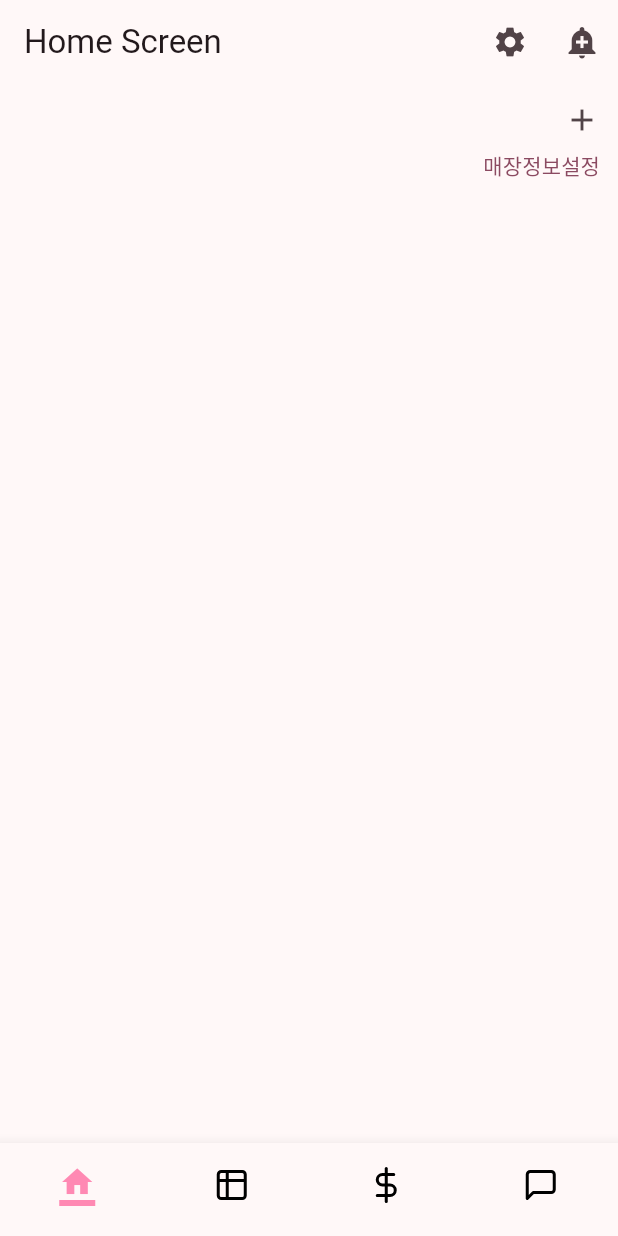
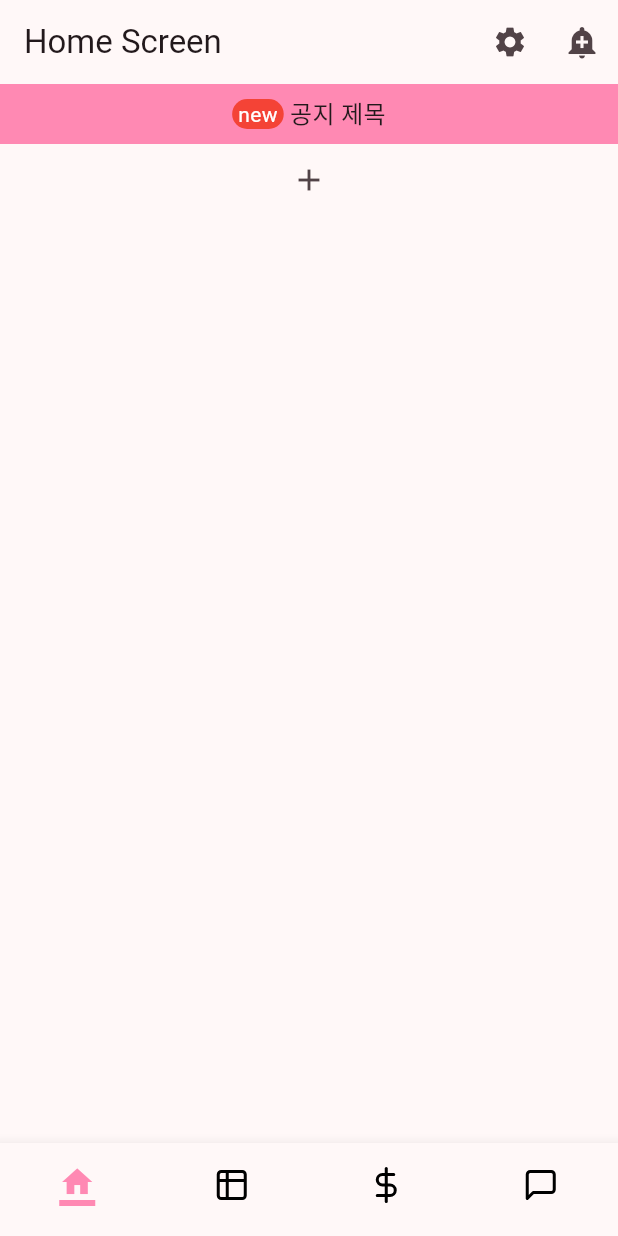
Before and after one commit to Team-BBUL/parttime-scheduler-front-employee, a Flutter app: the screen it shows after launch, on a phone screen of 412 x 824 dp. Run offline on Flutter 3.47's test engine with Material 2 defaults, Android fonts, the phone set to English and light mode, and no system bars; our stand-ins replace flutter_layout_grid, flutter_svg.

Commit message:
근무 불가능 시간 버튼 등록

```diff
--- a/lib/view/home.dart
+++ b/lib/view/home.dart
@@ -1,10 +1,46 @@
 import 'package:flutter/material.dart';
-import 'package:sidam_employee/view/announcement.dart';
 import 'package:sidam_employee/view/announcement_page.dart';
+import 'package:sidam_employee/view/impossible_schedule_page.dart';
 import 'package:sidam_employee/view/setting.dart';
 
-class HomeScreen extends StatelessWidget{
+import '../data/model/appColor.dart';
+
+class HomeScreen extends StatefulWidget{
   const HomeScreen({super.key});
+
+  @override
+  State<StatefulWidget> createState() => _HomeScreenState();
+
+
+}
+
+class _HomeScreenState extends State<HomeScreen>{
+
+  late final String _userName; // 접속 중인 사용자의 이름 UserRole:alias
+  late final String _storeName; // store:name
+  String annoTitle = "공지 제목"; // anno
+
+  AppColor color = AppColor();
+
+  late final double _annoHeight;
+  late final double _newPad;
+
+  @override
+  void initState() {
+    super.initState();
+    // 여기서 데이터 가져와야
+
+    _userName = "000님"; // userName 가져오기 (json)
+
+    _storeName = "가게이름"; // storeName 가져오기 (json)
+
+    // _annoTitle 가져오기 (api)
+
+    // 크기 관련 변수 지정
+    _annoHeight = 40;
+    _newPad = 4;
+  }
+
 
   @override
   Widget build(BuildContext context) {
@@ -46,32 +82,72 @@ class HomeScreen extends StatelessWidget{
       ),
       body: Stack(
         children: [
-          Positioned(
-            top: 0,
-            right: 0,
-            child: IconButton(
-              icon: Icon(Icons.add),
-              onPressed: () {
-                Navigator.push(context, MaterialPageRoute<void>(
-                  builder: (BuildContext context) => const AnnouncementPage()
-                ));
-              },
-            ),
-          ),
-          Positioned(
-            top: 30,
-            right: 0,
-            child: TextButton(
-              child: const Text("매장정보설정"),
-              onPressed: () {
-/*                Navigator.push(context, MaterialPageRoute<void>(
-                    builder: (BuildContext context) => const StoreManagementPage()
-                ));*/
-              },
+          Center(
+            child: Column(
+              children: <Widget> [
+                announceWidget(),
+                Container(
+                    child: IconButton(
+                      icon: const Icon(Icons.add),
+                      onPressed: () {
+                        Navigator.push(context, MaterialPageRoute<void>(
+                            builder: (BuildContext context) => const SelectSchedulePage()
+                        ));
+                      },
+                    )
+                )
+              ],
             ),
           ),
         ],
       ),
     );
   }
+  Widget announceWidget() {
+    return Container(
+        height: _annoHeight,
+        color: color.mainColor,
+        child: Row(
+                crossAxisAlignment: CrossAxisAlignment.center,
+                mainAxisAlignment: MainAxisAlignment.center,
+                children: [
+                  Container(
+                      decoration: BoxDecoration(
+                        color: Colors.red,
+                        borderRadius: BorderRadius.circular(20),
+                      ),
+                      child: Padding(
+                        padding: EdgeInsets.only(left: _newPad, right: _newPad),
+                        child: const Text(
+                          'new',
+                          style: TextStyle(
+                            color: Colors.white,
+                          ),
+                        ),
+                      )
+                  ),
+                  SizedBox(width: _newPad),
+                  Center(
+                    child: GestureDetector(
+                      onTap: () {
+                        Navigator.push(
+                          context,
+                          MaterialPageRoute(
+                            builder: (context) => AnnouncementPage(),
+                          ),
+                        );
+                      },
+                      child: Text(
+                        annoTitle,
+                        style: const TextStyle(
+                          fontSize: 16,
+                          fontWeight: FontWeight.normal,
+                        ),
+                      ),
+                    ),
+                  ),
+                ]
+            ),
+    );
+  }
 }
```
